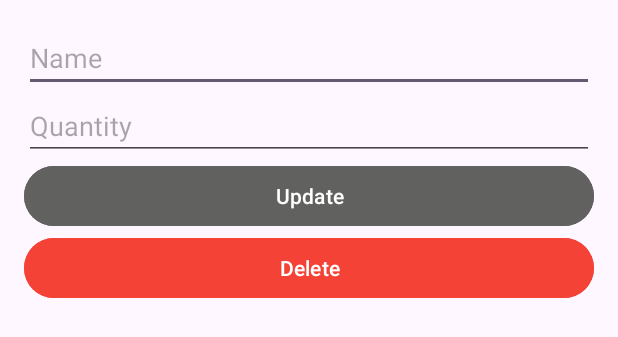
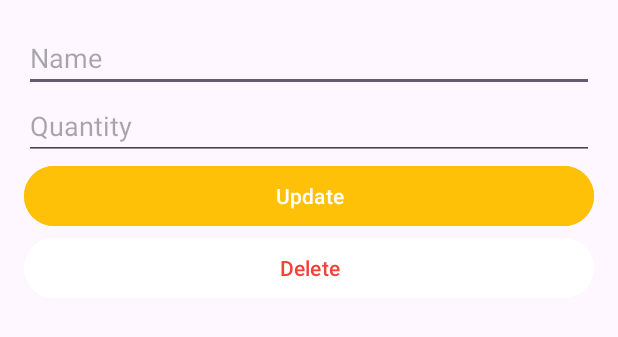
Before and after one commit to saharbat00l/FirebaseCRUD, an Android app: the layout dialog_edit_delete_grocery.xml on its own in the app's theme, with its tools: preview values and no code run, on a phone screen of 412 x 824 dp. Shown: the top 337 px of the screen. Run offline under Robolectric (Android 15) with nearby library versions, the phone set to English and light mode, and no system bars.

Commit message:
ui changes

```diff
--- a/app/src/main/res/layout/dialog_edit_delete_grocery.xml
+++ b/app/src/main/res/layout/dialog_edit_delete_grocery.xml
@@ -21,13 +21,14 @@
         android:id="@+id/buttonUpdate"
         android:layout_width="match_parent"
         android:layout_height="wrap_content"
-        android:backgroundTint="#616160"
+        android:backgroundTint="#FFC107"
         android:text="Update" />
 
     <Button
         android:id="@+id/buttonDelete"
         android:layout_width="match_parent"
         android:layout_height="wrap_content"
-        android:backgroundTint="#F44336"
+        android:backgroundTint="#ffffff"
+        android:textColor="#F44336"
         android:text="Delete" />
 </LinearLayout>
--- a/app/src/main/res/values-night/themes.xml
+++ b/app/src/main/res/values-night/themes.xml
@@ -3,5 +3,9 @@
     <style name="Base.Theme.TaskAvicenna" parent="Theme.Material3.DayNight">
         <!-- Customize your dark theme here. -->
         <!-- <item name="colorPrimary">@color/my_dark_primary</item> -->
+        <item name="colorPrimary">#FFC107</item>
+        <item name="android:statusBarColor">#000000</item>
     </style>
+
+
 </resources>
--- a/app/src/main/res/values/themes.xml
+++ b/app/src/main/res/values/themes.xml
@@ -2,8 +2,11 @@
     <!-- Base application theme. -->
     <style name="Base.Theme.TaskAvicenna" parent="Theme.Material3.Light">
         <!-- Customize your light theme here. -->
-        <!-- <item name="colorPrimary">@color/my_light_primary</item> -->
+         <item name="colorPrimary">#FFC107</item>
+        <item name="android:statusBarColor">#000000</item>
+
     </style>
+
 
     <style name="Theme.TaskAvicenna" parent="Base.Theme.TaskAvicenna" />
 </resources>
```
